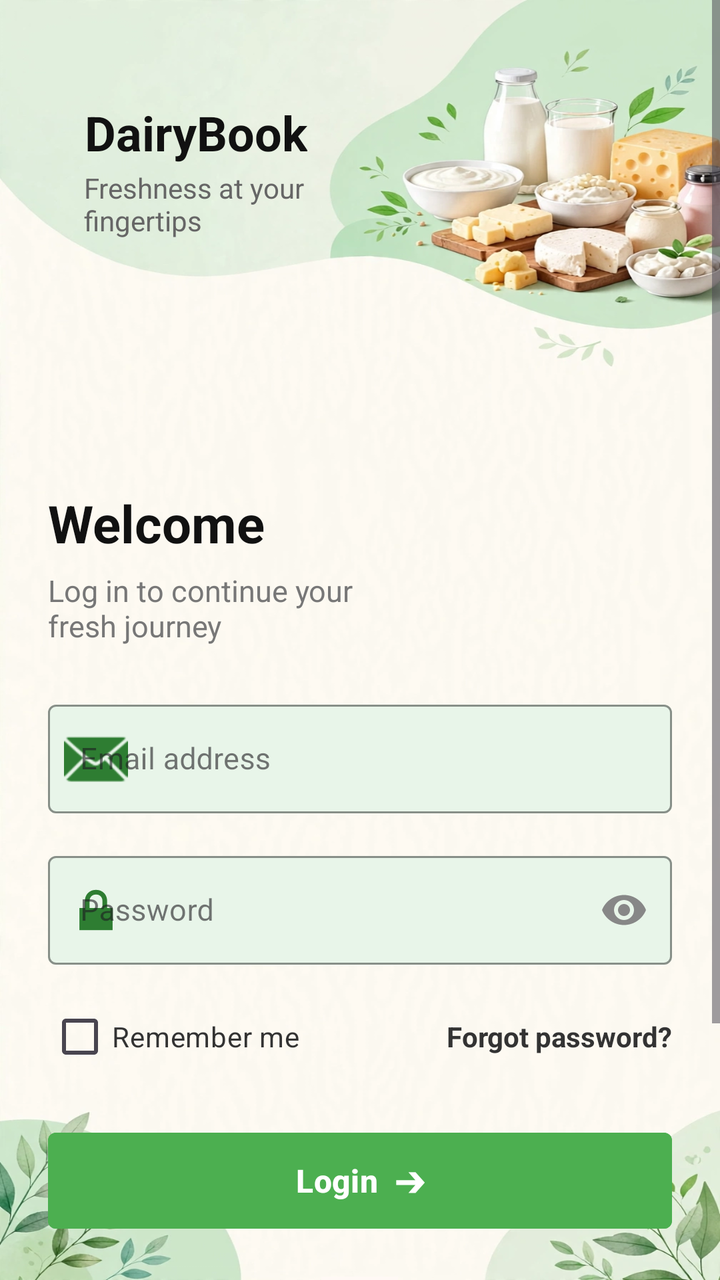
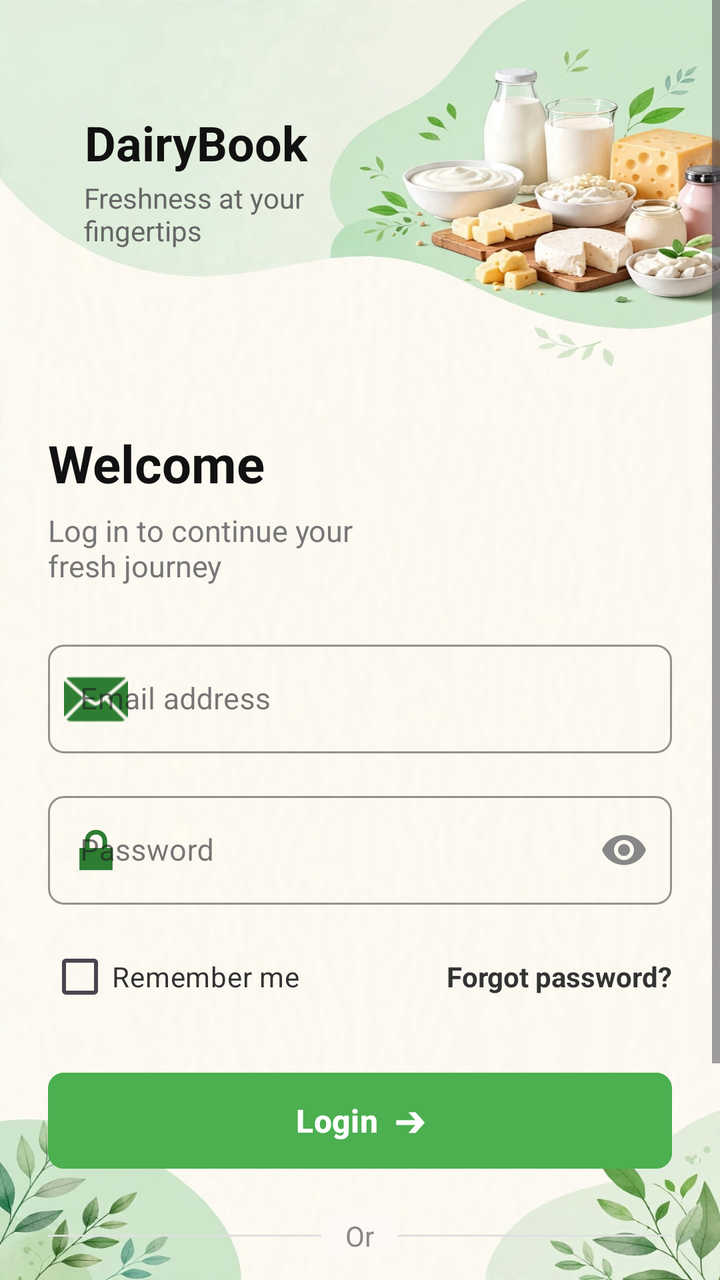

Before-and-after screenshots of an Android layout around one commit, followed by the original layout XML and the change that was made.
<!-- AndroidManifest.xml: application theme Theme.DairyBook -->
<!-- res/layout/activity_login.xml -->
<?xml version="1.0" encoding="utf-8"?>
<ScrollView xmlns:android="http://schemas.android.com/apk/res/android"
    xmlns:app="http://schemas.android.com/apk/res-auto"
    android:layout_width="match_parent"
    android:layout_height="match_parent"
    android:background="@drawable/back2"
    android:fillViewport="true">

    <RelativeLayout
        android:layout_width="match_parent"
        android:layout_height="wrap_content">

        
        <RelativeLayout
            android:id="@+id/topHeader"
            android:layout_width="match_parent"
            android:layout_height="220dp"
            android:background="#00FFEFE6"
            android:padding="20dp">

            
            <LinearLayout
                android:layout_width="wrap_content"
                android:layout_height="wrap_content"
               android:layout_marginTop="30dp"
                android:layout_marginStart="2dp"
                android:orientation="vertical"
                >

                <LinearLayout
                    android:layout_width="wrap_content"
                    android:layout_height="wrap_content"
                    android:gravity="center_vertical"
                    android:orientation="horizontal">

                    
                    <ImageView
                        android:layout_width="32dp"
                        android:layout_height="32dp"

                        app:tint="#FF5722" />

                    <TextView
                        android:layout_width="wrap_content"
                        android:layout_height="wrap_content"
                        android:layout_marginStart="-12dp"
                        android:text="DairyBook"
                        android:textColor="#111111"
                        android:textSize="24sp"
                        android:textStyle="bold" />
                </LinearLayout>

                <TextView
                    android:layout_width="wrap_content"
                    android:layout_height="wrap_content"
                    android:layout_marginTop="2dp"
                    android:layout_marginStart="20dp"
                    android:text="Freshness at your\nfingertips"
                    android:textColor="#666666"
                    android:textSize="14sp" />
            </LinearLayout>

        </RelativeLayout>

        
        <LinearLayout
            android:layout_width="match_parent"
            android:layout_height="wrap_content"
            android:layout_below="@id/topHeader"
            android:orientation="vertical"
            android:padding="24dp">

            <TextView
                android:layout_width="wrap_content"
                android:layout_height="wrap_content"
                android:text="Welcome"
                android:textColor="#111111"
                android:textSize="26sp"
                android:textStyle="bold" />

            <TextView
                android:layout_width="wrap_content"
                android:layout_height="wrap_content"
                android:layout_marginTop="6dp"
                android:text="Log in to continue your\nfresh journey"
                android:textColor="#777777"
                android:textSize="15sp" />

            
            <com.google.android.material.textfield.TextInputLayout
                style="@style/Widget.MaterialComponents.TextInputLayout.OutlinedBox"
                android:layout_width="match_parent"
                android:layout_height="wrap_content"
                android:layout_marginTop="24dp"
                app:boxBackgroundColor="#E8F5E9"
                app:boxCornerRadiusBottomEnd="4dp"
                app:boxCornerRadiusBottomStart="4dp"
                app:boxCornerRadiusTopEnd="4dp"
                app:boxCornerRadiusTopStart="4dp"
                app:boxStrokeColor="#FFE0D3"
                app:startIconDrawable="@android:drawable/ic_dialog_email"
                app:startIconTint="#2E7D32">

                <com.google.android.material.textfield.TextInputEditText
                    android:id="@+id/etEmail"
                    android:layout_width="match_parent"
                    android:layout_height="wrap_content"
                    android:hint="Email address"
                    android:inputType="textEmailAddress"
                    android:textColor="#111111"
                    android:textSize="15sp" />
            </com.google.android.material.textfield.TextInputLayout>

            
            <com.google.android.material.textfield.TextInputLayout
                style="@style/Widget.MaterialComponents.TextInputLayout.OutlinedBox"
                android:layout_width="match_parent"
                android:layout_height="wrap_content"
                android:layout_marginTop="16dp"
                app:boxBackgroundColor="#E8F5E9"
                app:boxCornerRadiusBottomEnd="4dp"
                app:boxCornerRadiusBottomStart="4dp"
                app:boxCornerRadiusTopEnd="4dp"
                app:boxCornerRadiusTopStart="4dp"
                app:boxStrokeColor="#FFE0D3"
                app:endIconMode="password_toggle"
                app:endIconTint="#878787"
                app:startIconDrawable="@android:drawable/ic_lock_lock"
                app:startIconTint="#2E7D32">

                <com.google.android.material.textfield.TextInputEditText
                    android:id="@+id/etPassword"
                    android:layout_width="match_parent"
                    android:layout_height="wrap_content"
                    android:hint="Password"
                    android:inputType="textPassword"
                    android:textColor="#111111"
                    android:textSize="15sp" />
            </com.google.android.material.textfield.TextInputLayout>

            
            <RelativeLayout
                android:layout_width="match_parent"
                android:layout_height="wrap_content"
                android:layout_marginTop="12dp">

                <CheckBox
                    android:id="@+id/cbRememberMe"
                    android:layout_width="wrap_content"
                    android:layout_height="wrap_content"
                    android:layout_alignParentStart="true"
                    android:buttonTint="#2E7D32"
                    android:text="Remember me"
                    android:textColor="#333333"
                    android:textSize="14sp" />

                <TextView
                    android:id="@+id/tvForgotPassword"
                    android:layout_width="wrap_content"
                    android:layout_height="wrap_content"
                    android:layout_alignParentEnd="true"
                    android:layout_centerVertical="true"
                    android:text="Forgot password?"
                    android:textColor="#333333"
                    android:textSize="14sp"
                    android:textStyle="bold" />
            </RelativeLayout>

            
            <com.google.android.material.button.MaterialButton
                android:id="@+id/btnLogin"
                android:layout_width="match_parent"
                android:layout_height="56dp"
                android:layout_marginTop="20dp"
                android:backgroundTint="#4CAF50"
                android:text="Login  ➔"
                android:textAllCaps="false"
                android:textColor="#FFFFFF"
                android:textSize="16sp"
                android:textStyle="bold"
                app:cornerRadius="4dp" />

            
            <RelativeLayout
                android:layout_width="match_parent"
                android:layout_height="wrap_content"
                android:layout_marginTop="20dp"
                android:layout_marginBottom="20dp">

                <View
                    android:layout_width="match_parent"
                    android:layout_height="1dp"
                    android:layout_centerVertical="true"
                    android:background="#E0E0E0" />

                <TextView
                    android:layout_width="wrap_content"
                    android:layout_height="wrap_content"
                    android:layout_centerInParent="true"
                    android:background="#FFF9F5"
                    android:paddingHorizontal="12dp"
                    android:text="Or"
                    android:textColor="#888888"
                    android:textSize="14sp" />
            </RelativeLayout>

            
            <com.google.android.material.button.MaterialButton
                android:id="@+id/btnGoogleLogin"
                style="@style/Widget.MaterialComponents.Button.OutlinedButton"
                android:layout_width="match_parent"
                android:layout_height="56dp"
                android:text="Continue with Google"
                android:textAllCaps="false"
                android:textColor="#222222"
                android:textSize="15sp"
                app:cornerRadius="4dp"
                app:icon="@android:drawable/ic_dialog_info"
                app:iconGravity="textStart"
                app:iconPadding="10dp"
                app:iconTint="@null"
                app:strokeColor="#E0E0E0"
                app:strokeWidth="1dp" />

            
            <LinearLayout
                android:layout_width="wrap_content"
                android:layout_height="wrap_content"
                android:layout_gravity="center_horizontal"
                android:layout_marginTop="24dp"
                android:orientation="horizontal">

                <TextView
                    android:layout_width="wrap_content"
                    android:layout_height="wrap_content"
                    android:text="Don’t have an account? "
                    android:textColor="#666666"
                    android:textSize="14sp" />

                <TextView
                    android:id="@+id/tvSignUp"
                    android:layout_width="wrap_content"
                    android:layout_height="wrap_content"
                    android:text="Sign up"
                    android:textColor="#FF5722"
                    android:textSize="14sp"
                    android:textStyle="bold" />
            </LinearLayout>

        </LinearLayout>
    </RelativeLayout>
</ScrollView>
<!-- resources referenced by this layout -->
<resources>
  <!-- drawable back2: jpg bitmap (drawable, 110158 bytes) -->
  <style name="Theme.DairyBook" parent="Base.Theme.DairyBook" />
  <style name="Base.Theme.DairyBook" parent="Theme.Material3.DayNight.NoActionBar">
          
          
      </style>
</resources>

<!-- the commit's change to res/layout/activity_login.xml (unified diff, before → after) -->
@@ -14,7 +14,7 @@
         <RelativeLayout
             android:id="@+id/topHeader"
             android:layout_width="match_parent"
-            android:layout_height="220dp"
+            android:layout_height="190dp"
             android:background="#00FFEFE6"
             android:padding="20dp">
 
@@ -22,7 +22,7 @@
             <LinearLayout
                 android:layout_width="wrap_content"
                 android:layout_height="wrap_content"
-               android:layout_marginTop="30dp"
+               android:layout_marginTop="35dp"
                 android:layout_marginStart="2dp"
                 android:orientation="vertical"
                 >
@@ -92,11 +92,11 @@
                 android:layout_width="match_parent"
                 android:layout_height="wrap_content"
                 android:layout_marginTop="24dp"
-                app:boxBackgroundColor="#E8F5E9"
-                app:boxCornerRadiusBottomEnd="4dp"
-                app:boxCornerRadiusBottomStart="4dp"
-                app:boxCornerRadiusTopEnd="4dp"
-                app:boxCornerRadiusTopStart="4dp"
+                app:boxBackgroundColor="#00E8F5E9"
+                app:boxCornerRadiusBottomEnd="8dp"
+                app:boxCornerRadiusBottomStart="8dp"
+                app:boxCornerRadiusTopEnd="8dp"
+                app:boxCornerRadiusTopStart="8dp"
                 app:boxStrokeColor="#FFE0D3"
                 app:startIconDrawable="@android:drawable/ic_dialog_email"
                 app:startIconTint="#2E7D32">
@@ -117,11 +117,11 @@
                 android:layout_width="match_parent"
                 android:layout_height="wrap_content"
                 android:layout_marginTop="16dp"
-                app:boxBackgroundColor="#E8F5E9"
-                app:boxCornerRadiusBottomEnd="4dp"
-                app:boxCornerRadiusBottomStart="4dp"
-                app:boxCornerRadiusTopEnd="4dp"
-                app:boxCornerRadiusTopStart="4dp"
+                app:boxBackgroundColor="#00E8F5E9"
+                app:boxCornerRadiusBottomEnd="8dp"
+                app:boxCornerRadiusBottomStart="8dp"
+                app:boxCornerRadiusTopEnd="8dp"
+                app:boxCornerRadiusTopStart="8dp"
                 app:boxStrokeColor="#FFE0D3"
                 app:endIconMode="password_toggle"
                 app:endIconTint="#878787"
@@ -178,7 +178,7 @@
                 android:textColor="#FFFFFF"
                 android:textSize="16sp"
                 android:textStyle="bold"
-                app:cornerRadius="4dp" />
+                app:cornerRadius="8dp" />
 
             
             <RelativeLayout
